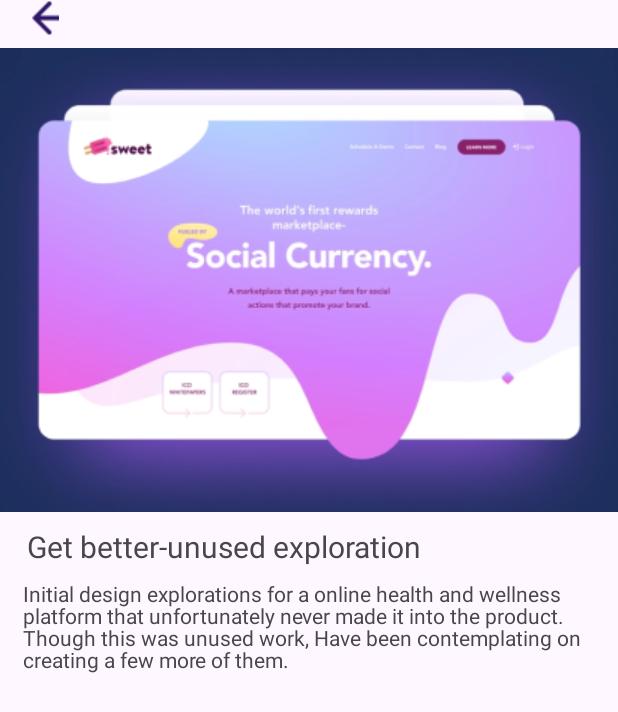
After one commit to sa1dsid/Tech_task, an Android app: the layout fragment_info_screen.xml on its own in the app's theme, with its tools: preview values and no code run, on a phone screen of 412 x 824 dp. The commit adds this screen. Shown: the top 712 px of the screen. Run offline under Robolectric (Android 15) with nearby library versions, the phone set to English and light mode, and no system bars.

Commit message:
Верстка

```diff
--- /dev/null
+++ b/app/src/main/res/drawable/arrow_back.xml
@@ -0,0 +1,5 @@
+<vector xmlns:android="http://schemas.android.com/apk/res/android" android:autoMirrored="true" android:height="24dp" android:tint="#000000" android:viewportHeight="24" android:viewportWidth="24" android:width="24dp">
+
+    <path android:fillColor="@android:color/white" android:pathData="M20,11H7.83l5.59,-5.59L12,4l-8,8 8,8 1.41,-1.41L7.83,13H20v-2z"/>
+
+</vector>
--- /dev/null
+++ b/app/src/main/res/layout/fragment_info_screen.xml
@@ -0,0 +1,64 @@
+<?xml version="1.0" encoding="utf-8"?>
+<androidx.constraintlayout.widget.ConstraintLayout xmlns:android="http://schemas.android.com/apk/res/android"
+    xmlns:app="http://schemas.android.com/apk/res-auto"
+    xmlns:tools="http://schemas.android.com/tools"
+    android:layout_width="match_parent"
+    android:layout_height="match_parent">
+
+    <ImageButton
+        android:id="@+id/arrow_back"
+        android:layout_width="wrap_content"
+        android:layout_height="wrap_content"
+        android:layout_marginStart="21dp"
+        android:background="?android:attr/windowBackground"
+        android:src="@drawable/ic_arrow_back"
+        app:layout_constraintStart_toStartOf="parent"
+        app:layout_constraintTop_toTopOf="parent"
+        />
+
+    <ImageButton
+        android:id="@+id/image_button"
+        android:layout_width="412dp"
+        android:layout_height="309dp"
+        android:layout_marginTop="32dp"
+        app:layout_constraintStart_toStartOf="parent"
+        app:layout_constraintTop_toTopOf="@id/arrow_back"
+        tools:src="@drawable/ic_image_button_tools"
+        />
+
+    <TextView
+        android:id="@+id/title_image"
+        android:layout_width="wrap_content"
+        android:layout_height="wrap_content"
+        android:layout_marginStart="18dp"
+        android:layout_marginTop="9dp"
+        android:text=""
+        android:textSize="20dp"
+        app:layout_constraintStart_toStartOf="parent"
+        app:layout_constraintTop_toBottomOf="@id/image_button"
+        tools:text="@string/title_image_tools" />
+
+
+    <LinearLayout
+        android:layout_width="wrap_content"
+        android:layout_height="wrap_content"
+        android:maxWidth="390dp"
+        app:layout_constraintStart_toStartOf="parent"
+        app:layout_constraintTop_toBottomOf="@id/title_image">
+
+
+        <TextView
+            android:id="@+id/description_window_text"
+            android:layout_width="wrap_content"
+            android:layout_height="wrap_content"
+            tools:text="@string/image_description_tools"
+            android:textSize="14sp"
+            android:paddingStart="15dp"
+            android:layout_marginTop="8dp"
+            android:lineSpacingExtra="-1sp">
+        </TextView>
+
+    </LinearLayout>
+
+
+</androidx.constraintlayout.widget.ConstraintLayout>
--- a/app/src/main/res/navigation/navigation_fragment.xml
+++ b/app/src/main/res/navigation/navigation_fragment.xml
@@ -8,11 +8,11 @@
     <fragment
         android:id="@+id/newFragment"
         android:name="com.example.tech_task.NewFragment"
-        android:label="fragment_new"
+        android:label="@string/New"
         tools:layout="@layout/fragment_new" />
     <fragment
         android:id="@+id/popularFragment"
         android:name="com.example.tech_task.PopularFragment"
-        android:label="fragment_popular"
+        android:label="@string/Popular"
         tools:layout="@layout/fragment_popular" />
 </navigation>
--- a/app/src/main/res/values/strings.xml
+++ b/app/src/main/res/values/strings.xml
@@ -2,4 +2,9 @@
     <string name="app_name">Tech_task</string>
     <!-- TODO: Remove or change this placeholder text -->
     <string name="hello_blank_fragment">Hello blank fragment</string>
+    <string name="New">New</string>
+    <string name="Popular">Popular</string>
+    <string name="textview_no_internet3">Slow or no internet connection.\nPlease check your internet settings</string>
+    <string name="image_description_tools">Initial design explorations for a online health and wellness platform that unfortunately never made it into the product. Though this was unused work, Have been contemplating on creating a few more of them.</string>
+    <string name="title_image_tools">Get better-unused exploration</string>
 </resources>
```
Also changed, not shown: app/src/main/res/layout/activity_main.xml (+5 -2 lines), app/src/main/res/layout/fragment_network_error.xml (added, +39 -0 lines), app/src/main/res/layout/fragment_new.xml (+25 -5 lines), app/src/main/res/layout/fragment_popular.xml (+26 -6 lines), app/src/main/res/drawable/ic_arrow_back.png (added), app/src/main/res/drawable/ic_image_button_tools.png (added), app/src/main/res/drawable/ic_no_internet.png (added).
